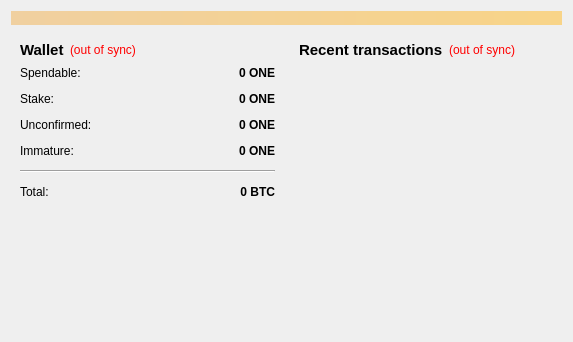
Qt form src/qt/forms/overviewpage.ui (theone-and-not-only-coin/onecoin) before a commit.
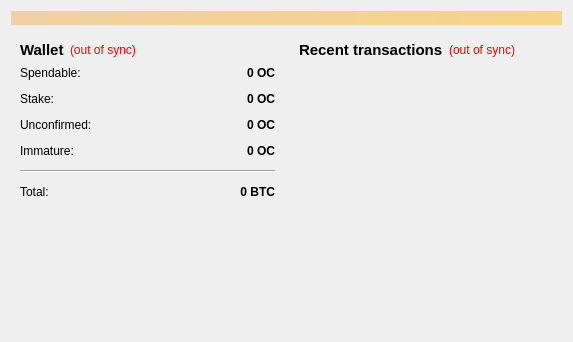
The same form after that commit.

The edit to the form file:
```diff
--- a/src/qt/forms/overviewpage.ui
+++ b/src/qt/forms/overviewpage.ui
@@ -118,7 +118,7 @@
                <string>Your current spendable balance</string>
               </property>
               <property name="text">
-               <string notr="true">0 ONE</string>
+               <string notr="true">0 OC</string>
               </property>
               <property name="alignment">
                <set>Qt::AlignRight|Qt::AlignTrailing|Qt::AlignVCenter</set>
@@ -150,7 +150,7 @@
                <string>Total of coins that was staked, and do not yet count toward the current balance</string>
               </property>
               <property name="text">
-               <string notr="true">0 ONE</string>
+               <string notr="true">0 OC</string>
               </property>
               <property name="alignment">
                <set>Qt::AlignRight|Qt::AlignTrailing|Qt::AlignVCenter</set>
@@ -182,7 +182,7 @@
                <string>Total of transactions that have yet to be confirmed, and do not yet count toward the current balance</string>
               </property>
               <property name="text">
-               <string notr="true">0 ONE</string>
+               <string notr="true">0 OC</string>
               </property>
               <property name="alignment">
                <set>Qt::AlignRight|Qt::AlignTrailing|Qt::AlignVCenter</set>
@@ -211,7 +211,7 @@
                <string>Mined balance that has not yet matured</string>
               </property>
               <property name="text">
-               <string notr="true">0 ONE</string>
+               <string notr="true">0 OC</string>
               </property>
               <property name="alignment">
                <set>Qt::AlignRight|Qt::AlignTrailing|Qt::AlignVCenter</set>
```
